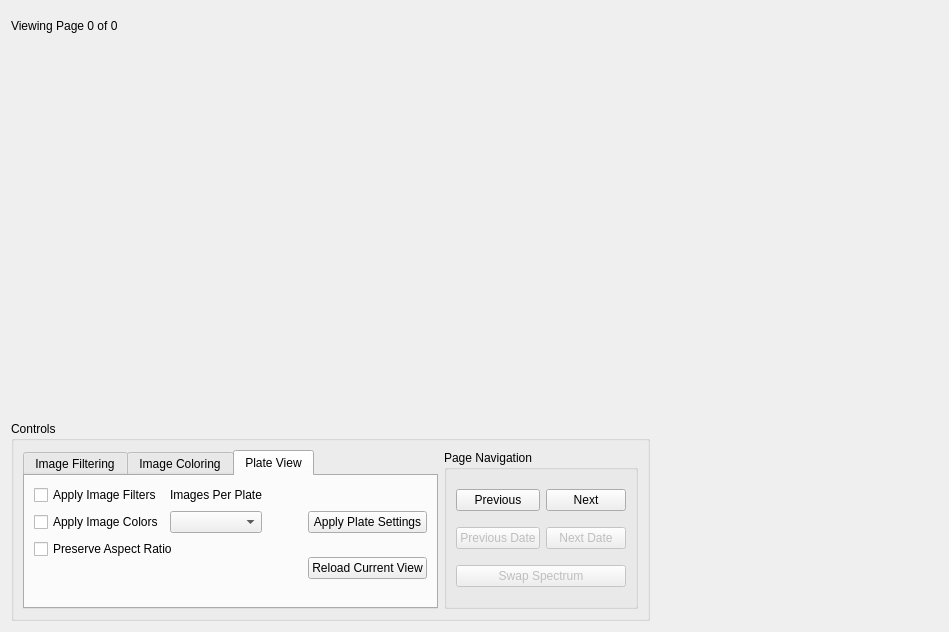
Qt form pyqt_designer/plate_inspector_widget.ui (Hauptman-Woodward/Marco_Polo) before a commit.
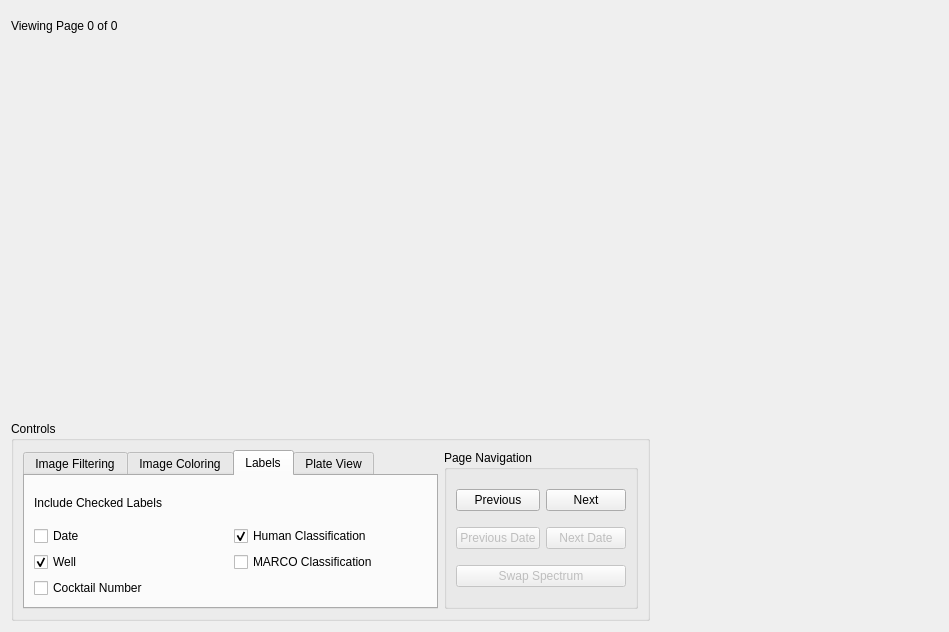
The same form after that commit. Custom widgets are drawn as their Qt base class.

Commit message: Added exporting to png from slideshow and grid views

What changed in the file:
```diff
--- a/pyqt_designer/plate_inspector_widget.ui
+++ b/pyqt_designer/plate_inspector_widget.ui
@@ -375,6 +375,74 @@
           </item>
          </layout>
         </widget>
+        <widget class="QWidget" name="tab">
+         <attribute name="title">
+          <string>Labels</string>
+         </attribute>
+         <layout class="QGridLayout" name="gridLayout_5">
+          <item row="1" column="0">
+           <widget class="QCheckBox" name="checkBox">
+            <property name="text">
+             <string>Date</string>
+            </property>
+           </widget>
+          </item>
+          <item row="1" column="1">
+           <widget class="QCheckBox" name="checkBox_4">
+            <property name="text">
+             <string>Human Classification</string>
+            </property>
+            <property name="checked">
+             <bool>true</bool>
+            </property>
+           </widget>
+          </item>
+          <item row="3" column="0">
+           <widget class="QCheckBox" name="checkBox_3">
+            <property name="text">
+             <string>Cocktail Number</string>
+            </property>
+           </widget>
+          </item>
+          <item row="2" column="1">
+           <widget class="QCheckBox" name="checkBox_5">
+            <property name="text">
+             <string>MARCO Classification</string>
+            </property>
+           </widget>
+          </item>
+          <item row="0" column="0" colspan="2">
+           <widget class="QLabel" name="label">
+            <property name="text">
+             <string>Include Checked Labels</string>
+            </property>
+           </widget>
+          </item>
+          <item row="2" column="0">
+           <widget class="QCheckBox" name="checkBox_2">
+            <property name="text">
+             <string>Well</string>
+            </property>
+            <property name="checked">
+             <bool>true</bool>
+            </property>
+           </widget>
+          </item>
+         </layout>
+         <widget class="QLabel" name="label_2">
+          <property name="geometry">
+           <rect>
+            <x>150</x>
+            <y>30</y>
+            <width>67</width>
+            <height>17</height>
+           </rect>
+          </property>
+          <property name="text">
+           <string/>
+          </property>
+         </widget>
+        </widget>
         <widget class="QWidget" name="tab_9">
          <attribute name="title">
           <string>Plate View</string>
@@ -426,17 +494,23 @@
             </property>
            </widget>
           </item>
-          <item row="2" column="3" rowspan="2">
-           <widget class="QPushButton" name="pushButton_23">
-            <property name="toolTip">
-             <string>Reload the current view. Like a refresh button.</string>
+          <item row="1" column="2">
+           <spacer name="horizontalSpacer_2">
+            <property name="orientation">
+             <enum>Qt::Horizontal</enum>
             </property>
             <property name="text">
              <string>Reload Current View</string>
             </property>
-           </widget>
+            <property name="sizeHint" stdset="0">
+             <size>
+              <width>40</width>
+              <height>20</height>
+             </size>
+            </property>
+           </spacer>
           </item>
-          <item row="1" column="3">
+          <item row="0" column="3">
            <widget class="QPushButton" name="pushButton_19">
             <property name="toolTip">
              <string>Apply the currently selected coloring and filtering options if selected</string>
@@ -449,13 +523,20 @@
             </property>
            </widget>
           </item>
-          <item row="2" column="0" colspan="2">
-           <widget class="QCheckBox" name="checkBox_29">
+          <item row="1" column="3">
+           <widget class="QPushButton" name="pushButton_23">
             <property name="toolTip">
              <string>Keep the aspect ratio of the images in the grid. Favors accuracy to the image over image size.</string>
             </property>
             <property name="text">
-             <string>Preserve Aspect Ratio</string>
+             <string>Reload Current View</string>
+            </property>
+           </widget>
+          </item>
+          <item row="2" column="3">
+           <widget class="QPushButton" name="pushButton">
+            <property name="text">
+             <string>Save View</string>
             </property>
            </widget>
           </item>
```
Left out of the diff: 64 changed lines with no effect on the pictures. The commit also changes 7 other files.
